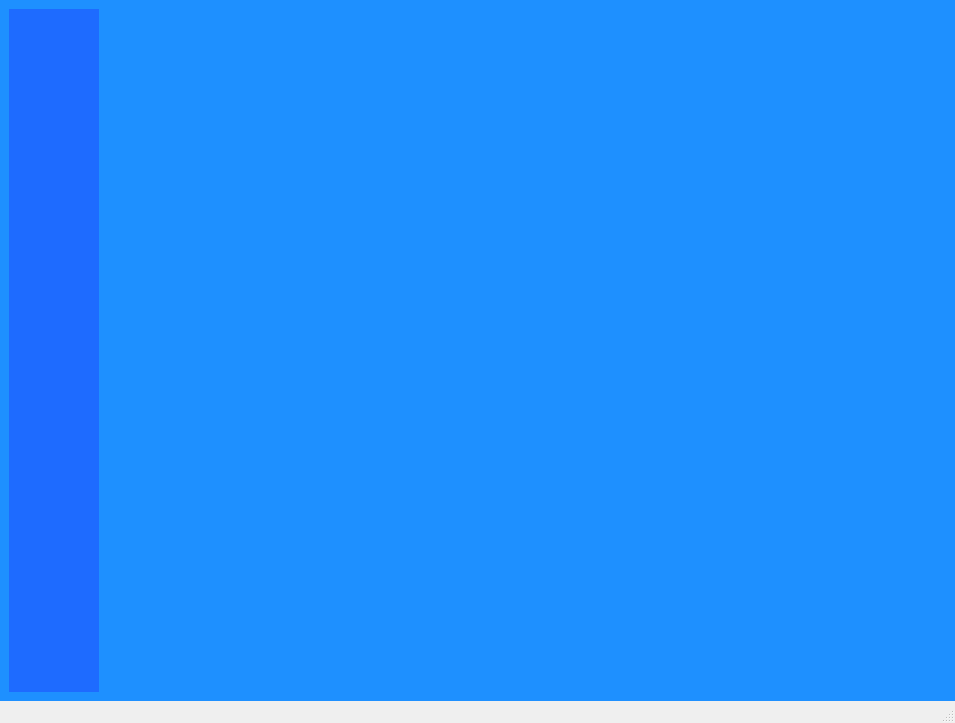
The window that Aegis_v4/mainwindow.ui (florentin2004/A_Cretzu_Cafe) describes before a commit, drawn with Qt 5.
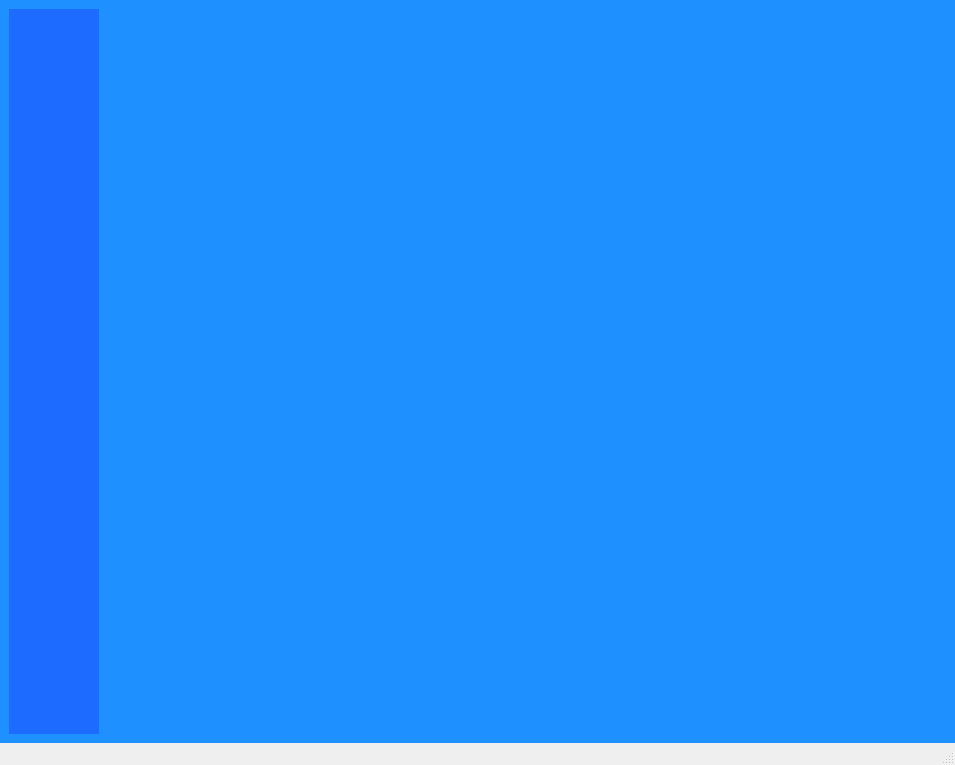
The same window after the commit. The open tabs and pages were chosen to show the change. Icons and pictures are not drawn.

```diff
--- a/Aegis_v4/mainwindow.ui
+++ b/Aegis_v4/mainwindow.ui
@@ -7,7 +7,7 @@
     <x>0</x>
     <y>0</y>
     <width>955</width>
-    <height>723</height>
+    <height>765</height>
    </rect>
   </property>
   <property name="windowTitle">
@@ -1110,6 +1110,33 @@
              </property>
             </spacer>
            </item>
+           <item>
+            <widget class="QPushButton" name="LogOffButton">
+             <property name="sizePolicy">
+              <sizepolicy hsizetype="Preferred" vsizetype="Expanding">
+               <horstretch>0</horstretch>
+               <verstretch>0</verstretch>
+              </sizepolicy>
+             </property>
+             <property name="font">
+              <font>
+               <family>Vineta BT</family>
+               <pointsize>20</pointsize>
+               <italic>false</italic>
+               <bold>false</bold>
+              </font>
+             </property>
+             <property name="styleSheet">
+              <string notr="true">image: url(:/img/Images/logout.png);</string>
+             </property>
+             <property name="text">
+              <string/>
+             </property>
+             <property name="flat">
+              <bool>true</bool>
+             </property>
+            </widget>
+           </item>
           </layout>
          </widget>
         </item>
```
Left out of the diff: 2 changed lines with no effect on the pictures.
